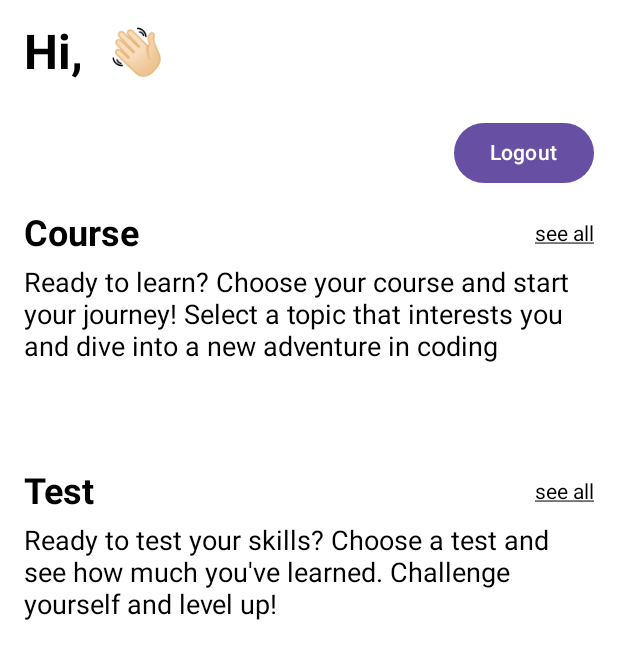
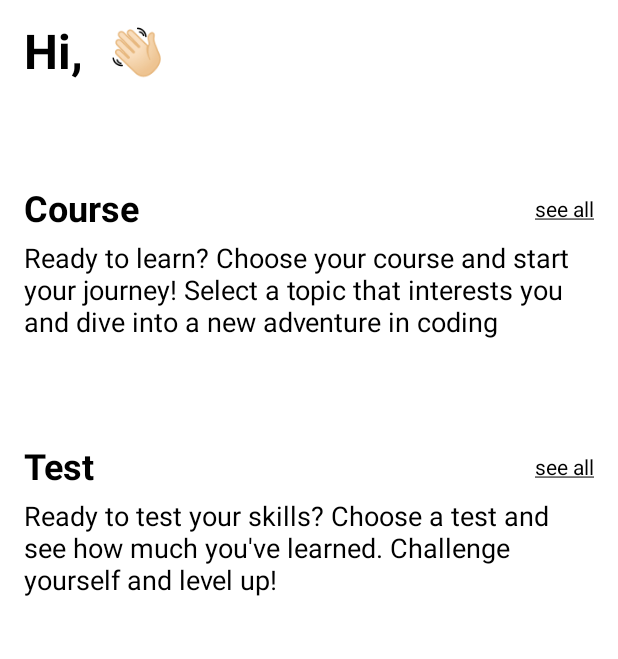
Before and after one commit to KonarAndriiana/kmm, an Android app built with Jetpack Compose: the CourseScreen screen opened through its navigation route, on a phone screen of 412 x 824 dp. Shown: the top 659 px of the screen. Run offline under Robolectric (Android 15) with nearby library versions, the phone set to English and light mode, and no system bars; our stand-ins replace Firebase (no records; nobody signed in at launch, a user with empty details on screens opened directly); libraries missing offline, so code that uses them is left out: dev.gitlive.firebase; pictures from the network do not load; 5 statements that could not run were skipped.

Commit message:
remove logout button from HomeScreen. (it was added to profile)

```diff
--- a/androidApp/src/main/java/com/example/kmm/android/ui/CourseScreen.kt
+++ b/androidApp/src/main/java/com/example/kmm/android/ui/CourseScreen.kt
@@ -21,7 +21,6 @@ import androidx.compose.foundation.shape.RoundedCornerShape
 import androidx.compose.material.icons.Icons
 import androidx.compose.material.icons.filled.Image
 import androidx.compose.material.icons.outlined.FavoriteBorder
-import androidx.compose.material3.Button
 import androidx.compose.material3.Card
 import androidx.compose.material3.CardDefaults
 import androidx.compose.material3.Icon
@@ -130,22 +129,7 @@ fun CourseScreen(navController: NavController) {
             }
         }
 
-        // logout
-        Row(
-            modifier = Modifier.fillMaxWidth(),
-            horizontalArrangement = Arrangement.End
-        ) {
-            Button(onClick = {
-                authViewModel.logout()
-                navController.navigate("login") {
-                    popUpTo("courseList") { inclusive = true }
-                }
-            }) {
-                Text("Logout")
-            }
-        }
-
-        Spacer(Modifier.height(16.dp))
+        Spacer(Modifier.height(48.dp))
 
         // Header + "see all"
         Row(
--- a/androidApp/src/main/java/com/example/kmm/android/ui/ProfileMenuScreen.kt
+++ b/androidApp/src/main/java/com/example/kmm/android/ui/ProfileMenuScreen.kt
@@ -68,7 +68,7 @@ fun ProfileMenuScreen(
             }
         }
 
-        Spacer(Modifier.height(96.dp))
+        Spacer(Modifier.height(112.dp))
 
 
         // menu
```
Also changed, not shown: 1 other file.
